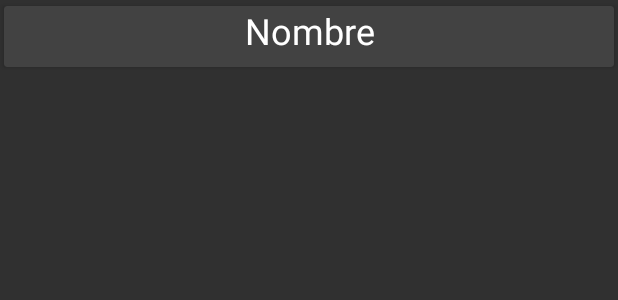
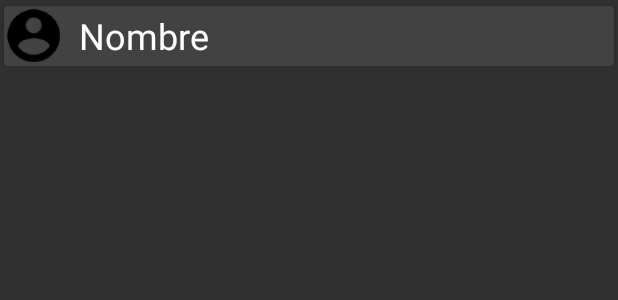
Before and after one commit to tutee/DiagonApp, an Android app: the layout item_lista_sitios_recorridoexp.xml on its own in the app's theme, with its tools: preview values and no code run, on a phone screen of 412 x 824 dp. Shown: the top 300 px of the screen. Run offline under Robolectric (Android 15) with nearby library versions, the light colour scheme and no system bars; network calls fail.

Commit message:
09/01
Sitio expandido funcionando, falta formalizar todo el layout.

Activity de mapas aun no establecido. Falta decidir colores (origen/destino) de la recycler

```diff
--- a/app/src/main/AndroidManifest.xml
+++ b/app/src/main/AndroidManifest.xml
@@ -37,6 +37,12 @@
         <meta-data
             android:name="com.google.android.geo.API_KEY"
             android:value="AIzaSyArvrQcTNJopS8BbH1fkZ3Vk4ZVdxDN5fs"/>
+
+        <activity
+            android:name=".activities.AnimateToolbar"
+            android:label="asd"
+            android:parentActivityName="com.rightdecisions.diagonapp.activities.SitiosActivity"/>
+
 
         <activity
             android:name=".activities.MainActivity"
--- a/app/src/main/java/com/rightdecisions/diagonapp/activities/DataSitio.java
+++ b/app/src/main/java/com/rightdecisions/diagonapp/activities/DataSitio.java
@@ -12,4 +12,6 @@ public class DataSitio {
     public String getName() {
         return sitioName;
     }
+
+    public String getImage() {return sitioImage;}
 }
--- a/app/src/main/java/com/rightdecisions/diagonapp/activities/Globales.java
+++ b/app/src/main/java/com/rightdecisions/diagonapp/activities/Globales.java
@@ -17,6 +17,10 @@ public class Globales {
     public static String Globalnombre;
     public static String Globalapellido;
     public static String Globalidgoogle;
+
+    public static String SENombre;
+    public static String SEImagen;
+
     public static String Globalidrecoexp;
     public static List<DataRecorridoSitio> Globalsitiosrecoexp;
     public static String Globalnombrecoexp;
--- a/app/src/main/res/layout/item_lista_sitios_recorridoexp.xml
+++ b/app/src/main/res/layout/item_lista_sitios_recorridoexp.xml
@@ -9,24 +9,33 @@
     card_view:cardUseCompatPadding="true">
 
 
-            <LinearLayout
-                android:layout_width="match_parent"
-                android:layout_height="wrap_content"
-                android:gravity="center"
-                android:orientation="vertical">
+    <RelativeLayout
+        android:id="@+id/itemlistarecoexp"
+        android:layout_width="match_parent"
+        android:layout_height="wrap_content"
+        android:orientation="horizontal">
 
-                <TextView
-                    android:id="@+id/nombre"
-                    android:layout_width="wrap_content"
-                    android:layout_height="wrap_content"
-                    android:gravity="center"
-                    android:paddingBottom="8dp"
-                    android:text="Nombre"
+        <ImageView
+            android:id="@+id/img"
+            android:layout_width="40dp"
+            android:layout_height="40dp"
+            android:background="@mipmap/ic_account"
+            />
 
-                    android:textAppearance="@style/TextAppearance.AppCompat.Headline" />
+        <TextView
+            android:id="@+id/nombre"
+            android:layout_width="match_parent"
+            android:layout_height="wrap_content"
+            android:layout_marginLeft="50dp"
+            android:text="Nombre"
+            android:layout_centerVertical="true"
+            android:textAppearance="@style/TextAppearance.AppCompat.Headline"
+            />
 
 
-            </LinearLayout>
+
+
+    </RelativeLayout>
 
 
 </android.support.v7.widget.CardView>
--- a/app/src/main/res/values/styles.xml
+++ b/app/src/main/res/values/styles.xml
@@ -18,7 +18,7 @@
     <style name="Splash" parent="Theme.AppCompat.NoActionBar">
         <!-- Customize your theme here. -->
         <item name="colorPrimary">@color/colorPrimary</item>
-        <item name="colorPrimaryDark">@color/colorPrimaryDark</item>
+        <item name="colorPrimaryDark">@android:color/transparent</item>
         <item name="colorAccent">@color/colorAccent</item>
         <item name="android:windowNoTitle">true</item>
         <item name="android:windowContentOverlay">@null</item>
```
Also changed, not shown: app/src/main/java/com/rightdecisions/diagonapp/activities/AdapterRecorridoExpandido.java (+14 -1 lines), app/src/main/java/com/rightdecisions/diagonapp/activities/SitiosActivity.java (+24 -1 lines), app/src/main/res/layout/activity_sitioexpand.xml (added, +8 -0 lines), app/src/main/res/layout/nav_header.xml (+5 -4 lines).
